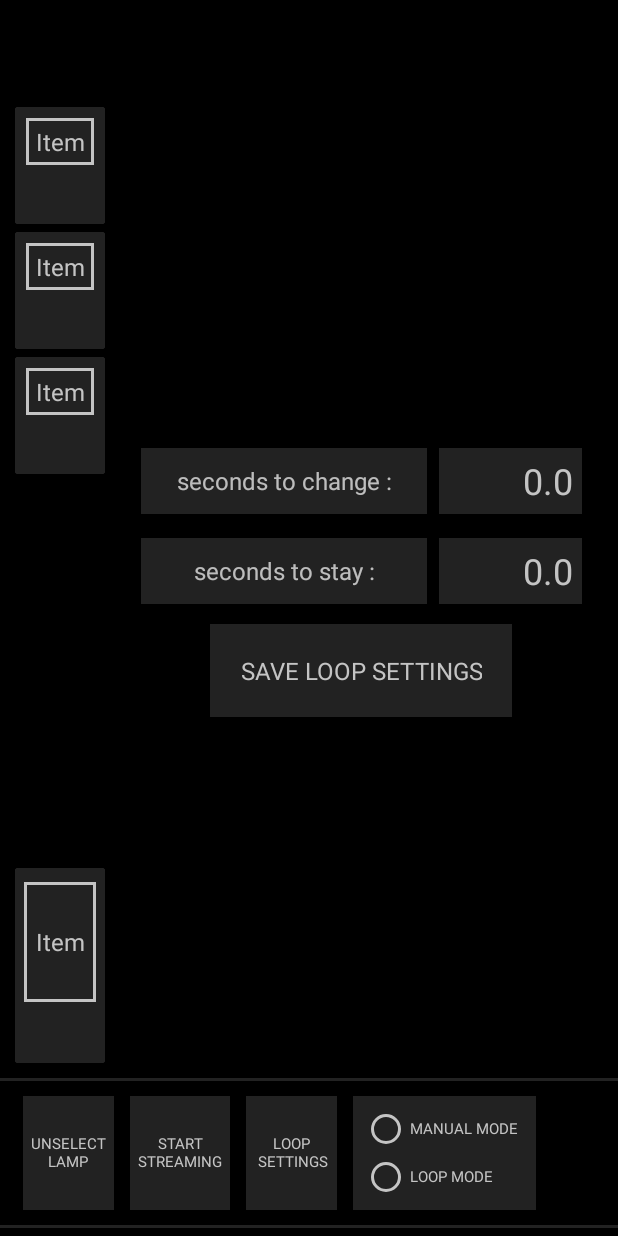
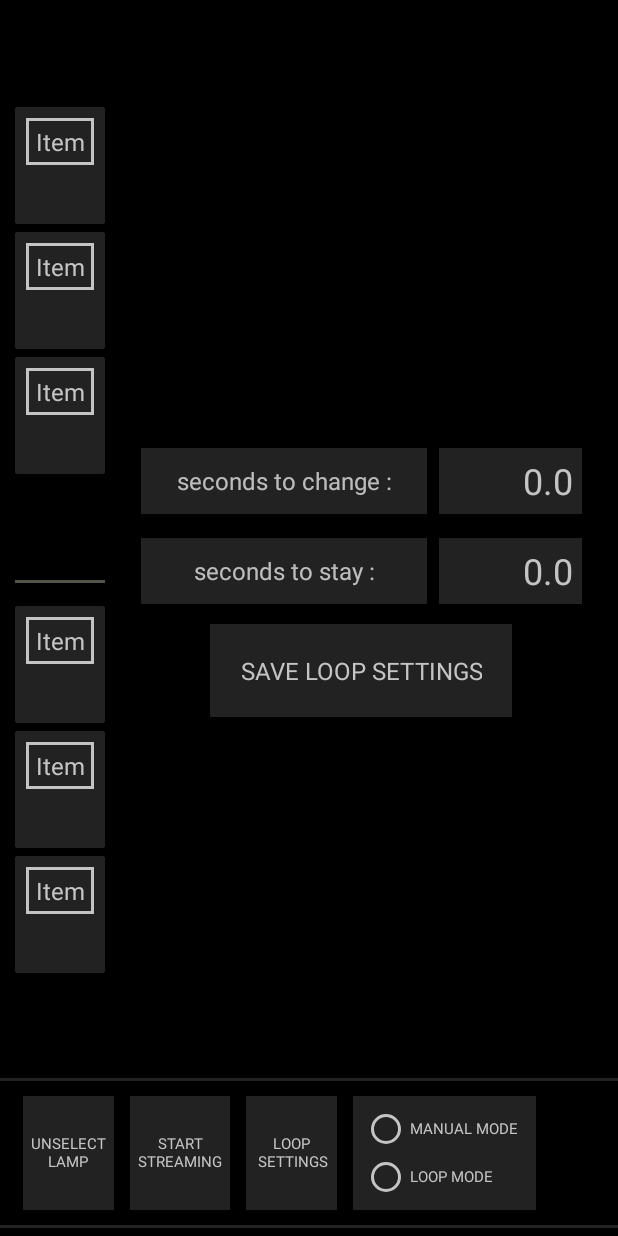
Before and after one commit to meuta/Dipolia, an Android app: the layout activity_local_mode.xml on its own in the app's theme, with its tools: preview values and no code run, on a phone screen of 412 x 824 dp. Run offline under Robolectric (Android 15) with nearby library versions, the phone set to English and light mode, and no system bars; network calls fail.

Commit message:
multiple fiveLights processing implemented

```diff
--- a/app/src/main/java/com/example/dipolia/data/network/LampDto.kt
+++ b/app/src/main/java/com/example/dipolia/data/network/LampDto.kt
@@ -11,6 +11,6 @@ data class LampDto(
     var lastConnection: Long
 ) {
     val connected: Boolean
-        get() = lastConnection > System.currentTimeMillis() / 1000 - 20
-//        get() = lastConnection > System.currentTimeMillis() / 1000 - 60
+//        get() = lastConnection > System.currentTimeMillis() / 1000 - 20
+        get() = lastConnection > System.currentTimeMillis() / 1000 - 50
 }
--- a/app/src/main/java/com/example/dipolia/domain/entities/DipolDomainEntity.kt
+++ b/app/src/main/java/com/example/dipolia/domain/entities/DipolDomainEntity.kt
@@ -21,8 +21,8 @@ data class DipolDomainEntity(
 ) {
 
     val connected: Boolean
-        get() = lastConnection > System.currentTimeMillis() / 1000 - 20
-//        get() = lastConnection > System.currentTimeMillis() / 1000 - 60
+//        get() = lastConnection > System.currentTimeMillis() / 1000 - 20
+        get() = lastConnection > System.currentTimeMillis() / 1000 - 50
 
     val currentLampName = lampName ?: id
 }
--- a/app/src/main/java/com/example/dipolia/domain/entities/FiveLightsDomainEntity.kt
+++ b/app/src/main/java/com/example/dipolia/domain/entities/FiveLightsDomainEntity.kt
@@ -17,8 +17,8 @@ data class FiveLightsDomainEntity(
 ) {
 
     val connected: Boolean
-        get() = lastConnection > System.currentTimeMillis() / 1000 - 20
-//        get() = lastConnection > System.currentTimeMillis() / 1000 - 60
+//        get() = lastConnection > System.currentTimeMillis() / 1000 - 20
+        get() = lastConnection > System.currentTimeMillis() / 1000 - 50
 
     val currentLampName = lampName ?: id
 }
--- a/app/src/main/java/com/example/dipolia/domain/entities/LampDomainEntity.kt
+++ b/app/src/main/java/com/example/dipolia/domain/entities/LampDomainEntity.kt
@@ -18,6 +18,6 @@ data class LampDomainEntity(
 ) {
 
     val connected: Boolean
-        get() = lastConnection > System.currentTimeMillis() / 1000 - 20
-//        get() = lastConnection > System.currentTimeMillis() / 1000 - 60
+//        get() = lastConnection > System.currentTimeMillis() / 1000 - 20
+        get() = lastConnection > System.currentTimeMillis() / 1000 - 50
 }
--- /dev/null
+++ b/app/src/main/java/com/example/dipolia/presentation/adaptes/FiveLightsItemViewHolder.kt
@@ -0,0 +1,6 @@
+package com.example.dipolia.presentation.adaptes
+
+import androidx.recyclerview.widget.RecyclerView
+import com.example.dipolia.databinding.ItemFiveLightsBinding
+
+class FiveLightsItemViewHolder(val binding: ItemFiveLightsBinding) : RecyclerView.ViewHolder(binding.root)
--- a/app/src/main/res/layout/activity_local_mode.xml
+++ b/app/src/main/res/layout/activity_local_mode.xml
@@ -43,88 +43,40 @@
             android:layout_width="@dimen/recycler_view_dipols_width"
             android:layout_height="0dp"
             android:layout_margin="@dimen/recycler_view_dipols_margin"
+            app:layout_constraintVertical_weight="1"
             app:layoutManager="androidx.recyclerview.widget.LinearLayoutManager"
-            app:layout_constraintBottom_toTopOf="@+id/card_view_five_lights"
+            app:layout_constraintBottom_toTopOf="@+id/recycler_views_divider"
             app:layout_constraintEnd_toStartOf="@id/current_lamp_layout"
             app:layout_constraintStart_toStartOf="parent"
             app:layout_constraintTop_toBottomOf="@+id/app_bar_layout"
             app:layout_constraintVertical_chainStyle="spread_inside"
             tools:listitem="@layout/item_dipol" />
 
-        <androidx.cardview.widget.CardView
-            android:id="@+id/card_view_five_lights"
+        <View
+            android:id="@+id/recycler_views_divider"
             android:layout_width="@dimen/recycler_view_dipols_width"
-            android:layout_height="@dimen/item_five_lights_height"
+            android:layout_height="@dimen/view_buttons_divider_height"
+            android:background="@color/colorSeekbarProgressWhite"
+            app:recyclerViewsDividerVisibility="@{viewModel.myLampsLD}"
+            app:layout_constraintBottom_toTopOf="@id/rv_five_lights_item_list"
+            app:layout_constraintEnd_toStartOf="@id/current_lamp_layout"
+            app:layout_constraintStart_toStartOf="parent"
+            app:layout_constraintTop_toBottomOf="@id/rv_dipol_item_list" />
+
+        <androidx.recyclerview.widget.RecyclerView
+            android:id="@+id/rv_five_lights_item_list"
+            android:layout_width="@dimen/recycler_view_dipols_width"
+            android:layout_height="0dp"
+            app:layout_constraintVertical_weight="1"
             android:layout_margin="@dimen/recycler_view_dipols_margin"
-            android:background="@color/gray"
-            android:elevation="@dimen/item_card_view_elevation"
-            app:fiveLightsItemVisibility="@{viewModel.myFiveLightListLD[0].connected}"
-            app:layout_constraintBottom_toTopOf="@id/view_buttons_divider"
-            app:layout_constraintEnd_toEndOf="@+id/rv_dipol_item_list"
-            app:layout_constraintStart_toStartOf="@+id/rv_dipol_item_list"
-            app:layout_constraintTop_toBottomOf="@+id/rv_dipol_item_list">
+            app:layoutManager="androidx.recyclerview.widget.LinearLayoutManager"
+            app:layout_constraintBottom_toTopOf="@+id/view_buttons_divider"
+            app:layout_constraintEnd_toStartOf="@id/current_lamp_layout"
+            app:layout_constraintStart_toStartOf="parent"
+            app:layout_constraintTop_toBottomOf="@+id/recycler_views_divider"
+            app:layout_constraintVertical_chainStyle="spread_inside"
+            tools:listitem="@layout/item_dipol" />
 
-
-            <androidx.constraintlayout.widget.ConstraintLayout
-                android:id="@+id/cl_five_lights"
-                android:layout_width="match_parent"
-                android:layout_height="wrap_content"
-                android:background="@color/gray"
-                android:padding="@dimen/item_dipol_padding">
-
-
-                <FrameLayout
-                    android:id="@+id/fl_five_lights_item"
-                    android:layout_width="match_parent"
-                    android:layout_height="wrap_content"
-                    android:background="@color/gray"
-                    android:paddingBottom="@dimen/item_dipol_padding"
-                    app:layout_constraintBottom_toTopOf="@+id/view_local_color_label_five_lights_item"
-                    app:layout_constraintEnd_toEndOf="parent"
-                    app:layout_constraintStart_toStartOf="parent"
-                    app:layout_constraintTop_toTopOf="parent">
-
-                    <TextView
-                        android:id="@+id/tv_five_lights_item"
-                        android:layout_width="match_parent"
-                        android:layout_height="@dimen/item_five_lights_text_view_height"
-                        android:gravity="center"
-                        android:padding="@dimen/item_lamp_text_padding"
-                        android:text="@{viewModel.myFiveLightListLD[0].currentLampName}"
-                        android:textColor="@color/colorHighlighted"
-                        android:textSize="@dimen/item_lamp_text_size"
-                        app:selectedBackground="@{viewModel.myFiveLightListLD[0].selected}"
-                        tools:text="Item" />
-
-                    <View
-                        android:id="@+id/view_selected_item"
-                        android:layout_width="@dimen/item_five_lights_selected_width"
-                        android:layout_height="@dimen/item_five_lights_selected_height"
-                        android:layout_gravity="center"
-                        android:layout_margin="@dimen/item_lamp_selected_margin"
-                        android:background="@drawable/item_selected_background"
-                        android:visibility="gone"
-                        app:selectedVisibility="@{viewModel.myFiveLightListLD[0].selected}"
-                        tools:visibility="visible" />
-
-                </FrameLayout>
-
-                <View
-                    android:id="@+id/view_local_color_label_five_lights_item"
-                    android:layout_width="match_parent"
-                    android:layout_height="@dimen/item_lamp_color_label_height"
-                    android:layout_gravity="center"
-                    android:background="@color/gray"
-                    app:fiveLightsLabelColor="@{viewModel.myFiveLightListLD[0].c}"
-                    app:layout_constraintBottom_toBottomOf="parent"
-                    app:layout_constraintEnd_toEndOf="parent"
-                    app:layout_constraintStart_toStartOf="parent"
-                    app:layout_constraintTop_toBottomOf="@+id/fl_five_lights_item" />
-
-            </androidx.constraintlayout.widget.ConstraintLayout>
-
-
-        </androidx.cardview.widget.CardView>
 
         <FrameLayout
             android:id="@+id/current_lamp_layout"
@@ -416,7 +368,7 @@
                     android:layout_width="@dimen/color_label_five_lights_width"
                     android:layout_height="@dimen/color_label_height"
                     android:layout_margin="@dimen/color_label_margin"
-                    app:fiveLightsLabelColor="@{viewModel.myFiveLightListLD[0].c}"
+                    app:fiveLightsLabelColor="@{viewModel.selectedFiveLightsLD.c}"
                     app:layout_constraintBottom_toBottomOf="parent"
                     app:layout_constraintEnd_toEndOf="parent"
                     app:layout_constraintStart_toStartOf="parent"
@@ -570,7 +522,7 @@
             app:layout_constraintBottom_toTopOf="@id/ll_buttons"
             app:layout_constraintEnd_toEndOf="parent"
             app:layout_constraintStart_toStartOf="parent"
-            app:layout_constraintTop_toBottomOf="@id/card_view_five_lights" />
+            app:layout_constraintTop_toBottomOf="@id/rv_five_lights_item_list" />
 
         <LinearLayout
             android:id="@+id/ll_edit_lamp_name_buttons"
```
Also changed, not shown: app/src/main/java/com/example/dipolia/data/network/LampsApiImpl.kt (+19 -9 lines), app/src/main/java/com/example/dipolia/presentation/BingingAdapters.kt (+7 -9 lines), app/src/main/java/com/example/dipolia/presentation/LocalModeViewModel.kt (+33 -7 lines), app/src/main/java/com/example/dipolia/presentation/MainActivity.kt (+19 -24 lines), app/src/main/java/com/example/dipolia/presentation/adaptes/FiveLightsItemDiffCallback.kt (added, +20 -0 lines), app/src/main/java/com/example/dipolia/presentation/adaptes/FiveLightsListAdapter.kt (added, +47 -0 lines), app/src/main/res/layout/item_five_lights.xml (added, +71 -0 lines).
